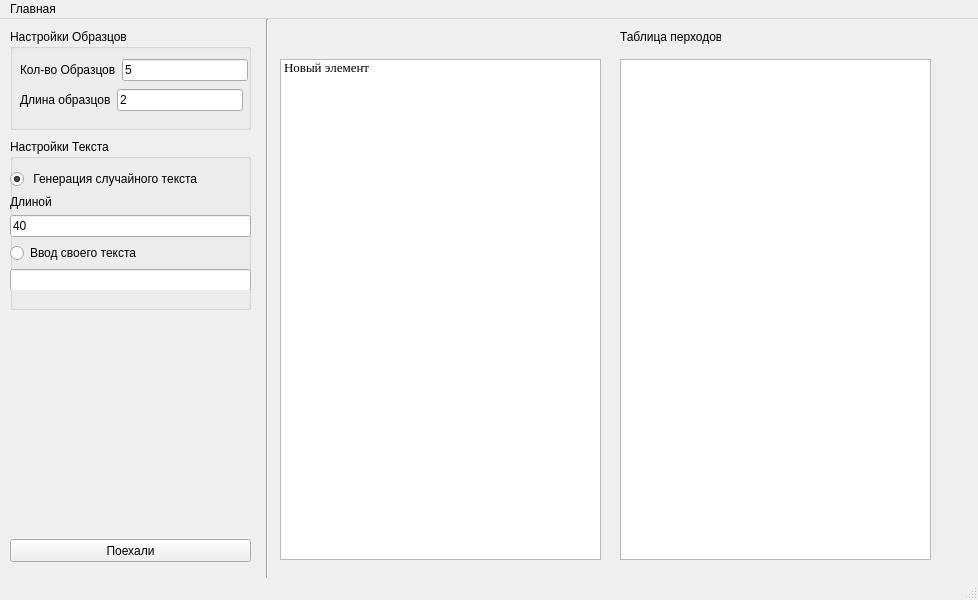
First picture: the form in mainwindow.ui, repository ruslans-s/avtomati_v2, before the edit.
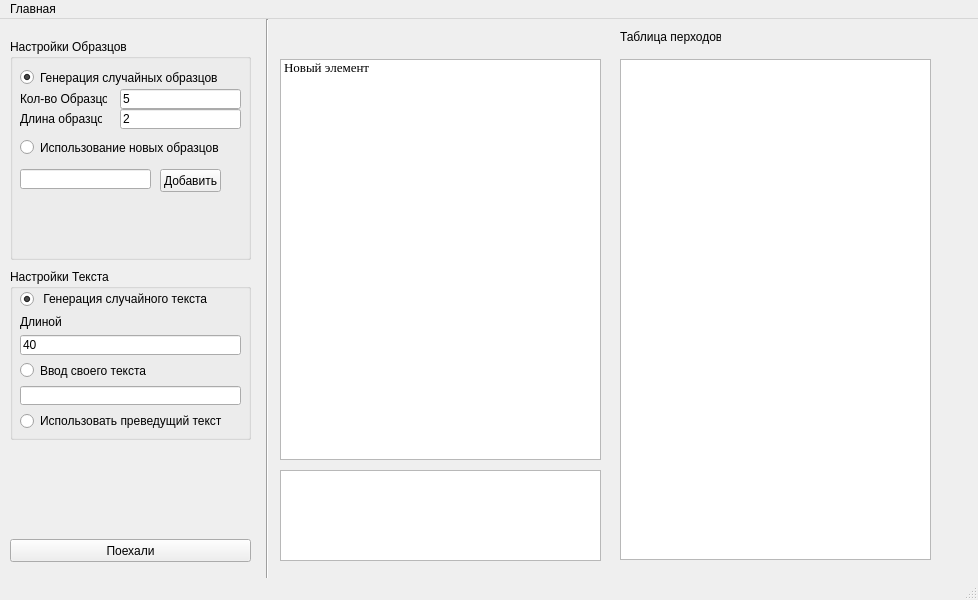
Second picture: the form after the edit.

Diff of the .ui file:
```diff
--- a/mainwindow.ui
+++ b/mainwindow.ui
@@ -33,7 +33,7 @@
       <x>280</x>
       <y>40</y>
       <width>321</width>
-      <height>501</height>
+      <height>401</height>
      </rect>
     </property>
     <property name="font">
@@ -52,65 +52,120 @@
     <property name="geometry">
      <rect>
       <x>10</x>
-      <y>10</y>
+      <y>20</y>
       <width>241</width>
-      <height>101</height>
+      <height>221</height>
      </rect>
     </property>
     <property name="title">
      <string>Настройки Образцов</string>
     </property>
-    <widget class="QWidget" name="layoutWidget">
+    <widget class="QLabel" name="label_2">
+     <property name="geometry">
+      <rect>
+       <x>10</x>
+       <y>50</y>
+       <width>87</width>
+       <height>20</height>
+      </rect>
+     </property>
+     <property name="text">
+      <string>Кол-во Образцов</string>
+     </property>
+    </widget>
+    <widget class="QLineEdit" name="lineEdit">
+     <property name="geometry">
+      <rect>
+       <x>110</x>
+       <y>50</y>
+       <width>121</width>
+       <height>20</height>
+      </rect>
+     </property>
+     <property name="text">
+      <string>5</string>
+     </property>
+    </widget>
+    <widget class="QLabel" name="label_3">
+     <property name="geometry">
+      <rect>
+       <x>10</x>
+       <y>70</y>
+       <width>82</width>
+       <height>20</height>
+      </rect>
+     </property>
+     <property name="text">
+      <string>Длина образцов</string>
+     </property>
+    </widget>
+    <widget class="QLineEdit" name="lineEdit_2">
+     <property name="geometry">
+      <rect>
+       <x>110</x>
+       <y>70</y>
+       <width>121</width>
+       <height>20</height>
+      </rect>
+     </property>
+     <property name="text">
+      <string>2</string>
+     </property>
+    </widget>
+    <widget class="QRadioButton" name="randomSample">
      <property name="geometry">
       <rect>
        <x>10</x>
        <y>30</y>
-       <width>228</width>
-       <height>22</height>
+       <width>231</width>
+       <height>17</height>
       </rect>
      </property>
-     <layout class="QHBoxLayout" name="horizontalLayout_2">
-      <item>
-       <widget class="QLabel" name="label_2">
-        <property name="text">
-         <string>Кол-во Образцов</string>
-        </property>
-       </widget>
-      </item>
-      <item>
-       <widget class="QLineEdit" name="lineEdit">
-        <property name="text">
-         <string>5</string>
-        </property>
-       </widget>
-      </item>
-     </layout>
+     <property name="text">
+      <string>Генерация случайных образцов</string>
+     </property>
+     <property name="checked">
+      <bool>true</bool>
+     </property>
     </widget>
-    <widget class="QWidget" name="layoutWidget">
+    <widget class="QRadioButton" name="readySample">
      <property name="geometry">
       <rect>
        <x>10</x>
-       <y>60</y>
-       <width>223</width>
-       <height>22</height>
+       <y>100</y>
+       <width>221</width>
+       <height>17</height>
       </rect>
      </property>
-     <layout class="QHBoxLayout" name="horizontalLayout_3">
-      <item>
-       <widget class="QLabel" name="label_3">
-        <property name="text">
-         <string>Длина образцов</string>
-        </property>
-       </widget>
-      </item>
-      <item>
-       <widget class="QLineEdit" name="lineEdit_2">
-        <property name="text">
-         <string>2</string>
-        </property>
-       </widget>
-      </item>
-     </layout>
+     <property name="text">
+      <string>Использование новых образцов</string>
+     </property>
+     <property name="checkable">
+      <bool>true</bool>
+     </property>
+    </widget>
+    <widget class="QPushButton" name="pushButton_2">
+     <property name="geometry">
+      <rect>
+       <x>150</x>
+       <y>130</y>
+       <width>61</width>
+       <height>23</height>
+      </rect>
+     </property>
+     <property name="text">
+      <string>Добавить</string>
+     </property>
+    </widget>
+    <widget class="QLineEdit" name="lineEdit_5">
+     <property name="geometry">
+      <rect>
+       <x>10</x>
+       <y>130</y>
+       <width>131</width>
+       <height>20</height>
+      </rect>
+     </property>
     </widget>
    </widget>
    <widget class="QTableView" name="tabl">
@@ -165,7 +220,7 @@
     <property name="geometry">
      <rect>
       <x>10</x>
-      <y>120</y>
+      <y>250</y>
       <width>241</width>
       <height>171</height>
      </rect>
@@ -173,13 +228,13 @@
     <property name="title">
      <string>Настройки Текста</string>
     </property>
-    <widget class="QWidget" name="">
+    <widget class="QWidget" name="layoutWidget">
      <property name="geometry">
       <rect>
-       <x>0</x>
-       <y>30</y>
-       <width>241</width>
-       <height>121</height>
+       <x>10</x>
+       <y>20</y>
+       <width>221</width>
+       <height>141</height>
       </rect>
      </property>
      <layout class="QVBoxLayout" name="verticalLayout">
@@ -217,9 +272,29 @@
       <item>
        <widget class="QLineEdit" name="lineEdit_4"/>
       </item>
+      <item>
+       <widget class="QRadioButton" name="radioButton">
+        <property name="text">
+         <string>Использовать преведущий текст</string>
+        </property>
+        <property name="checkable">
+         <bool>true</bool>
+        </property>
+       </widget>
+      </item>
      </layout>
     </widget>
    </widget>
+   <widget class="QListWidget" name="text_conclusion">
+    <property name="geometry">
+     <rect>
+      <x>280</x>
+      <y>451</y>
+      <width>321</width>
+      <height>91</height>
+     </rect>
+    </property>
+   </widget>
   </widget>
   <widget class="QMenuBar" name="menubar">
    <property name="geometry">
```
